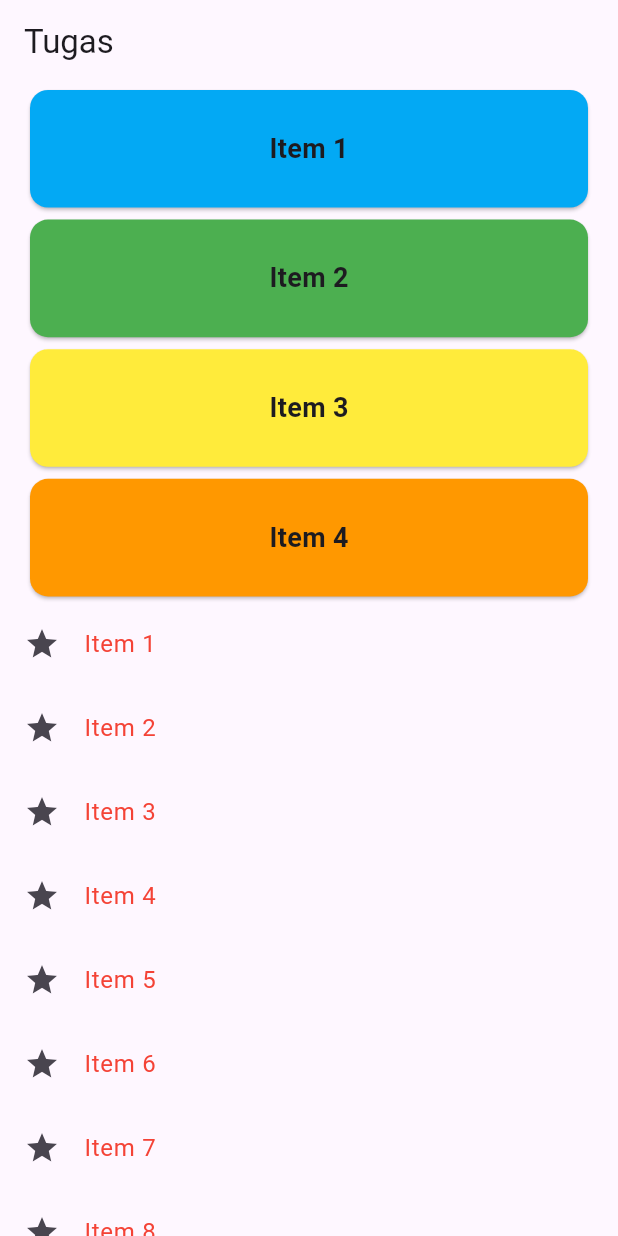
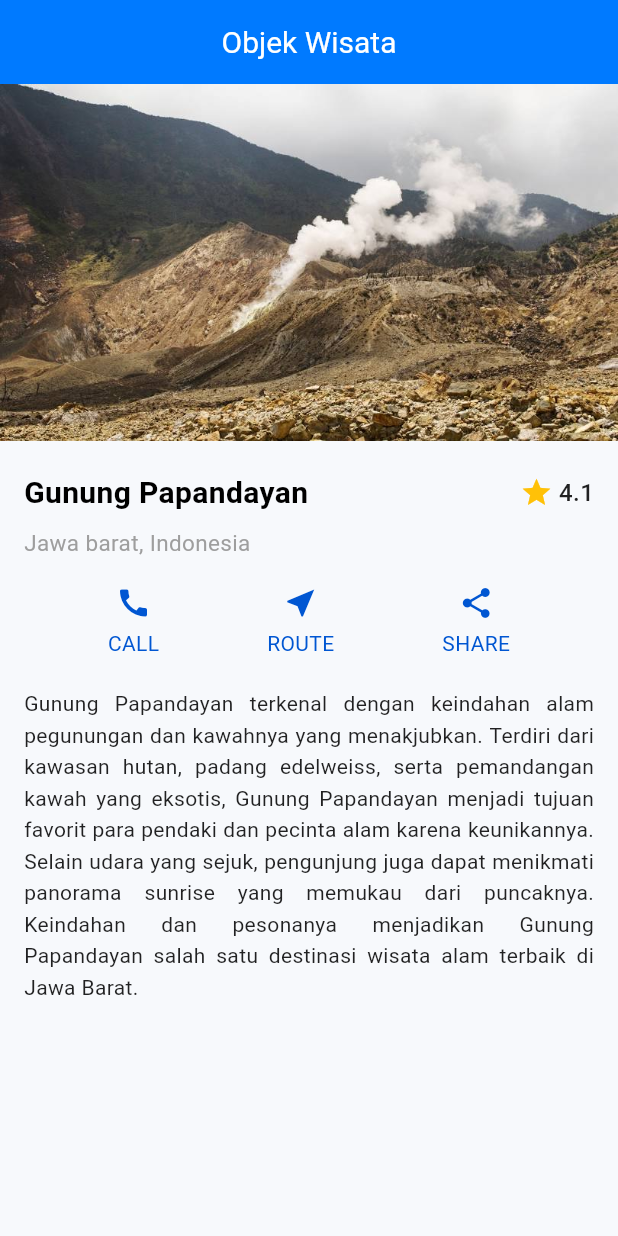
Before and after one commit to syfasany-code/flutter_application_syfa, a Flutter app: the screen it shows after launch, on a phone screen of 412 x 824 dp. Run offline on Flutter 3.47's test engine with Material 3 defaults, Android fonts, the phone set to English and light mode, and no system bars.

Commit message:
menambahkan tugas ulangan

```diff
--- a/lib/main.dart
+++ b/lib/main.dart
@@ -1,5 +1,5 @@
 import 'package:flutter/material.dart';
-import 'package:flutter_application_syfa/latihan3(spaced&longlist).dart';
+import 'package:flutter_application_syfa/ulanganobjekwisata.dart';
 
 void main() {
   runApp(const MainApp());
@@ -13,7 +13,7 @@ class MainApp extends StatelessWidget {
     return const MaterialApp(
       debugShowCheckedModeBanner: false,
       title: "Aplikasi Flutter",
-      home: HomeScreen(), // halaman utama
+      home: ObjekWisata(), // halaman utama
     );
   }
 }
--- /dev/null
+++ b/lib/ulanganobjekwisata.dart
@@ -0,0 +1,114 @@
+import 'package:flutter/material.dart';
+
+class ObjekWisata extends StatelessWidget {
+  const ObjekWisata({super.key});
+
+  @override
+  Widget build(BuildContext context) {
+    return Scaffold(
+      backgroundColor: const Color(0xFFF7F9FC),
+      appBar: AppBar(
+        title: const Text(
+          'Objek Wisata',
+          style: TextStyle(fontSize: 20, color: Colors.white),
+        ),
+        centerTitle: true,
+        backgroundColor: const Color(0xFF007AFF),
+      ),
+      body: SingleChildScrollView(
+        child: Column(
+          crossAxisAlignment: CrossAxisAlignment.start,
+          children: [
+            ClipRRect(
+              child: Image.asset(
+                'images/papandayan.jpeg',
+                fit: BoxFit.cover,
+              ),
+            ),
+
+            const SizedBox(height: 20),
+
+            // Bagian judul + rating
+            Padding(
+              padding: const EdgeInsets.symmetric(horizontal: 16),
+              child: Row(
+                children: const [
+                  Expanded(
+                    child: Text(
+                      "Gunung Papandayan",
+                      style: TextStyle(
+                        fontSize: 20,
+                        fontWeight: FontWeight.bold,
+                        color: Colors.black,
+                      ),
+                    ),
+                  ),
+                  Icon(Icons.star, color: Colors.amber, size: 22),
+                  SizedBox(width: 4),
+                  Text(
+                    "4.1",
+                    style: TextStyle(
+                      fontSize: 16,
+                      color: Colors.black87,
+                      fontWeight: FontWeight.w500,
+                    ),
+                  ),
+                ],
+              ),
+            ),
+
+            const Padding(
+              padding: EdgeInsets.symmetric(horizontal: 16, vertical: 8),
+              child: Text(
+                "Jawa barat, Indonesia",
+                style: TextStyle(fontSize: 15, color: Colors.grey),
+              ),
+            ),
+
+            const SizedBox(height: 10),
+            Row(
+              mainAxisAlignment: MainAxisAlignment.spaceEvenly,
+              children: const [
+                Column(
+                  children: [
+                    Icon(Icons.call, color: Color(0xFF0056D2)),
+                    SizedBox(height: 5),
+                    Text("CALL", style: TextStyle(color: Color(0xFF0056D2))),
+                  ],
+                ),
+                Column(
+                  children: [
+                    Icon(Icons.near_me, color: Color(0xFF0056D2)),
+                    SizedBox(height: 5),
+                    Text("ROUTE", style: TextStyle(color: Color(0xFF0056D2))),
+                  ],
+                ),
+                Column(
+                  children: [
+                    Icon(Icons.share, color: Color(0xFF0056D2)),
+                    SizedBox(height: 5),
+                    Text("SHARE", style: TextStyle(color: Color(0xFF0056D2))),
+                  ],
+                ),
+              ],
+            ),
+
+            const SizedBox(height: 20),
+            const Padding(
+              padding: EdgeInsets.symmetric(horizontal: 16),
+              child: Text(
+                "Gunung Papandayan terkenal dengan keindahan alam pegunungan dan kawahnya yang menakjubkan. "
+                "Terdiri dari kawasan hutan, padang edelweiss, serta pemandangan kawah yang eksotis, "
+                "Gunung Papandayan menjadi tujuan favorit para pendaki dan pecinta alam karena keunikannya. "
+                "Selain udara yang sejuk, pengunjung juga dapat menikmati panorama sunrise yang memukau dari puncaknya. "
+                "Keindahan dan pesonanya menjadikan Gunung Papandayan salah satu destinasi wisata alam terbaik di Jawa Barat.",
+                style: TextStyle(fontSize: 14, color: Colors.black87, height: 1.5),
+                textAlign: TextAlign.justify,
+              ),
+            ),
+          ],
+        ),
+      ),
+    );
+  }
+}
--- a/pubspec.yaml
+++ b/pubspec.yaml
@@ -22,3 +22,4 @@ flutter:
   - images/gunung.jpeg
   - images/pantai.jpeg
   - images/kota.jpeg
+  - images/papandayan.jpeg
```
Also changed, not shown: images/papandayan.jpeg (added).
